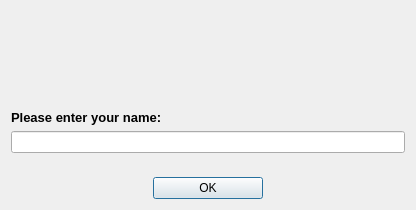
Qt form ui/resultWindow.ui (gulp21/QeoDart) before a commit.
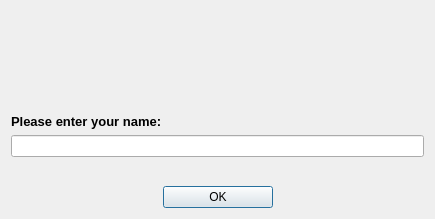
The same form after that commit.

The edit to the form file:
```diff
--- a/ui/resultWindow.ui
+++ b/ui/resultWindow.ui
@@ -6,8 +6,8 @@
    <rect>
     <x>0</x>
     <y>0</y>
-    <width>416</width>
-    <height>210</height>
+    <width>435</width>
+    <height>219</height>
    </rect>
   </property>
   <property name="windowTitle">
```
